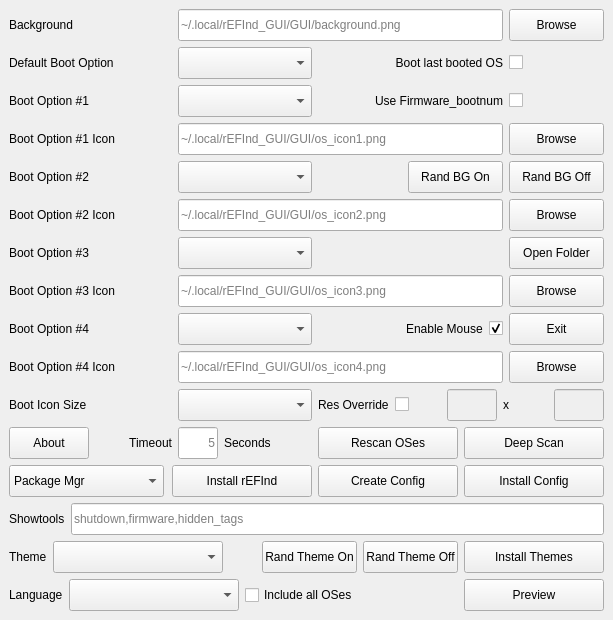
Above: GUI/src/mainwindow.ui from jlobue10/rEFInd_GUI before the change. Below: the same form after it.
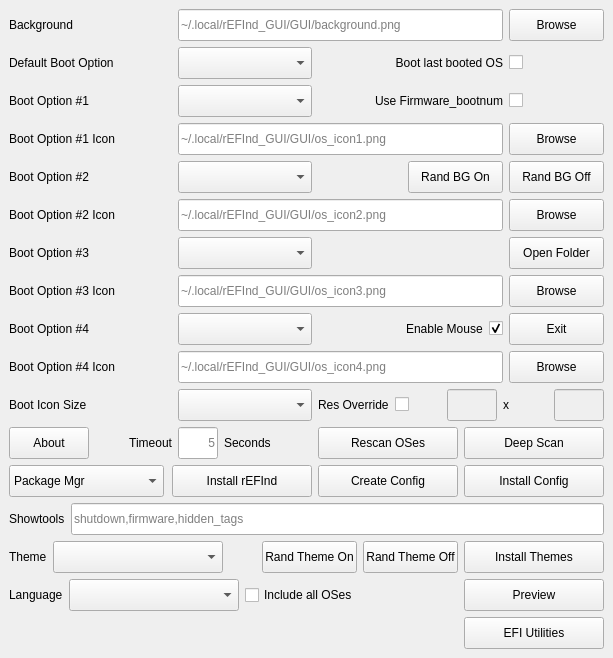
That is the form after the change. Icons and pictures are not drawn.

Commit message:
Add an EFI Utilities Manager that does not trust user-supplied checksums.
The passwordless helper installs only catalog tools, and it accepts bytes from a compiled-in pin, a root-owned distro file, or a checksum it fetches itself.

The edit to the form file:
```diff
--- a/GUI/src/mainwindow.ui
+++ b/GUI/src/mainwindow.ui
@@ -7,7 +7,7 @@
     <x>0</x>
     <y>0</y>
     <width>613</width>
-    <height>558</height>
+    <height>598</height>
    </rect>
   </property>
   <property name="windowTitle">
@@ -1220,6 +1220,45 @@
        </property>
       </widget>
      </item>
+     <item row="16" column="0" colspan="7">
+      <layout class="QHBoxLayout" name="efiUtilitiesRowLayout">
+       <item>
+        <spacer name="efiUtilitiesSpacer">
+         <property name="orientation">
+          <enum>Qt::Orientation::Horizontal</enum>
+         </property>
+         <property name="sizeHint" stdset="0">
+          <size>
+           <width>40</width>
+           <height>20</height>
+          </size>
+         </property>
+        </spacer>
+       </item>
+       <item>
+        <widget class="QPushButton" name="Efi_Utilities_pushButton">
+         <property name="minimumSize">
+          <size>
+           <width>140</width>
+           <height>32</height>
+          </size>
+         </property>
+         <property name="maximumSize">
+          <size>
+           <width>16777215</width>
+           <height>32</height>
+          </size>
+         </property>
+         <property name="toolTip">
+          <string>Install, update, or remove a managed EFI tool such as netboot.xyz, the UEFI shell, or Memtest86+</string>
+         </property>
+         <property name="text">
+          <string>EFI Utilities</string>
+         </property>
+        </widget>
+       </item>
+      </layout>
+     </item>
     </layout>
   </widget>
  </widget>
```
The commit also changes 59 other files.
